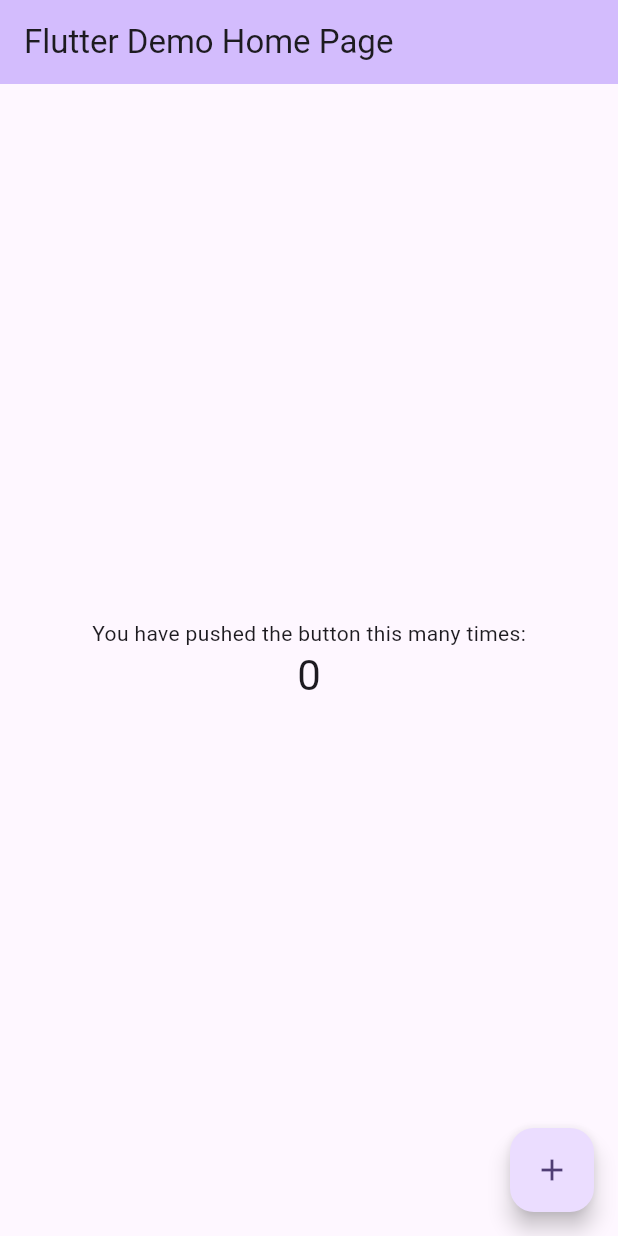
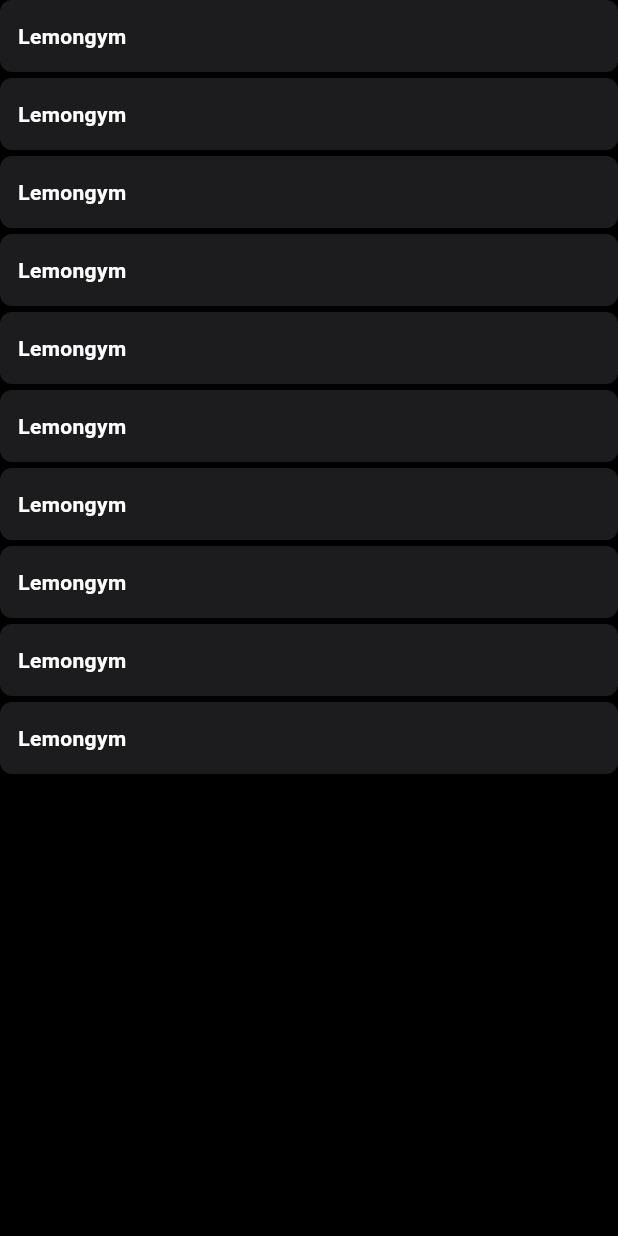
Before and after one commit to nedaras/5x30, a Flutter app: the screen it shows after launch, on a phone screen of 412 x 824 dp. Run offline on Flutter 3.47's test engine with Material 3 defaults, Android fonts, the phone set to English and light mode, and no system bars.

Commit message:
Drawing some stuff on screen.

```diff
--- a/lib/main.dart
+++ b/lib/main.dart
@@ -13,24 +13,13 @@ class MyApp extends StatelessWidget {
     return MaterialApp(
       title: 'Flutter Demo',
       theme: ThemeData(
-        // This is the theme of your application.
-        //
-        // TRY THIS: Try running your application with "flutter run". You'll see
-        // the application has a purple toolbar. Then, without quitting the app,
-        // try changing the seedColor in the colorScheme below to Colors.green
-        // and then invoke "hot reload" (save your changes or press the "hot
-        // reload" button in a Flutter-supported IDE, or press "r" if you used
-        // the command line to start the app).
-        //
-        // Notice that the counter didn't reset back to zero; the application
-        // state is not lost during the reload. To reset the state, use hot
-        // restart instead.
-        //
-        // This works for code too, not just values: Most code changes can be
-        // tested with just a hot reload.
+        scaffoldBackgroundColor: Colors.black,
+        // todo: add like a theme idk
         colorScheme: ColorScheme.fromSeed(seedColor: Colors.deepPurple),
       ),
-      home: const MyHomePage(title: 'Flutter Demo Home Page'),
+      home: const Scaffold(
+        body: Folders(),
+      ),
     );
   }
 }
@@ -120,3 +109,47 @@ class _MyHomePageState extends State<MyHomePage> {
     );
   }
 }
+
+class Folders extends StatelessWidget {
+  const Folders({super.key});
+
+  @override
+  Widget build(BuildContext context) {
+    return ListView.builder(
+      itemCount: 10,
+      itemBuilder: (ctx, i) {
+        return Padding(
+          padding: const EdgeInsets.only(bottom: 4.0),
+          child: const Folder(),
+        );
+      },
+    );
+  }
+
+}
+
+class Folder extends StatelessWidget {
+  const Folder({super.key});
+
+  @override
+  Widget build(BuildContext context) {
+    return Container(
+      width: double.infinity,
+      height: 48.0,
+      alignment: Alignment.centerLeft,
+      padding: const EdgeInsets.all(12.0),
+      decoration: BoxDecoration(
+        color: Color(0xFF1C1C1E),
+        borderRadius: BorderRadius.circular(8.0),
+      ),
+      child: const Text(
+        "Lemongym",
+        style: TextStyle(
+          color: Colors.white,
+          fontWeight: FontWeight.bold,
+        ),
+      ),
+    );
+  }
+
+}
```
